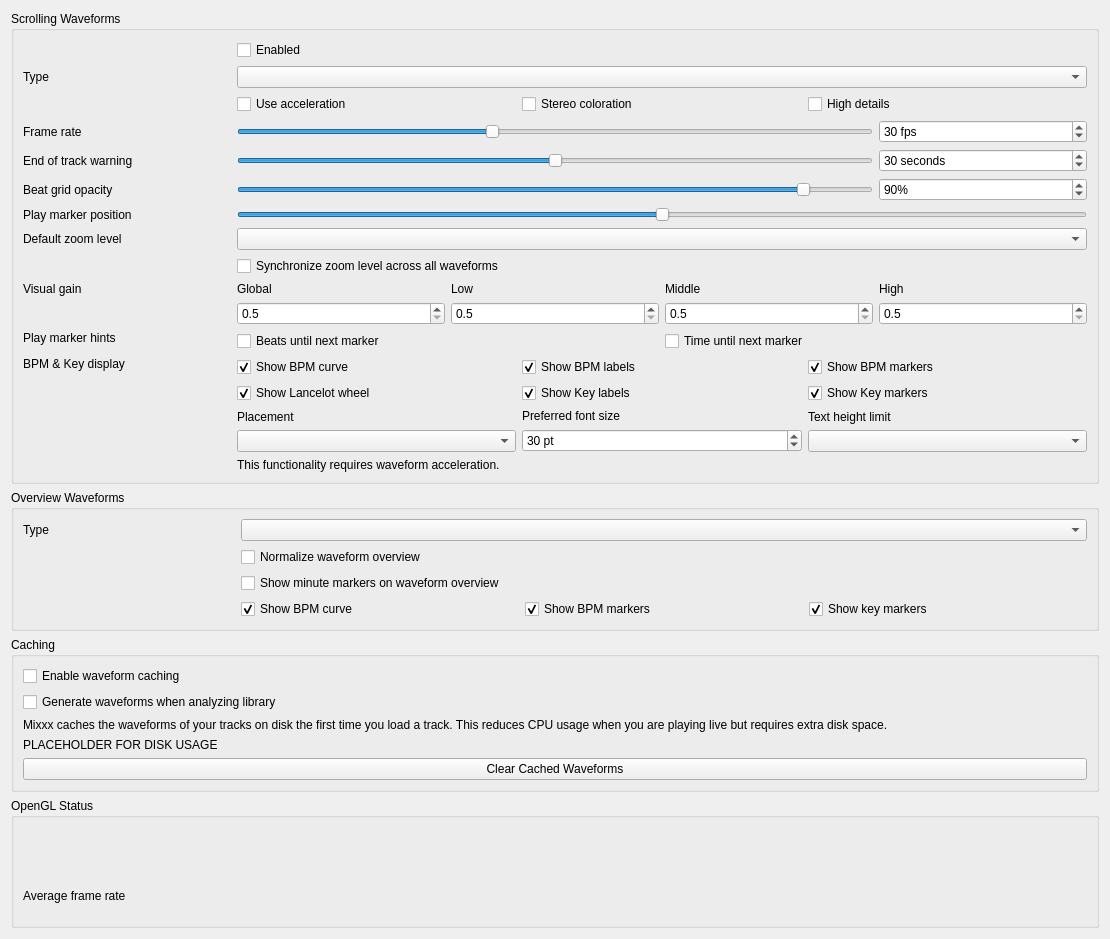
Old version of the form src/preferences/dialog/dlgprefwaveformdlg.ui in the repository Eve00000/mixxx.
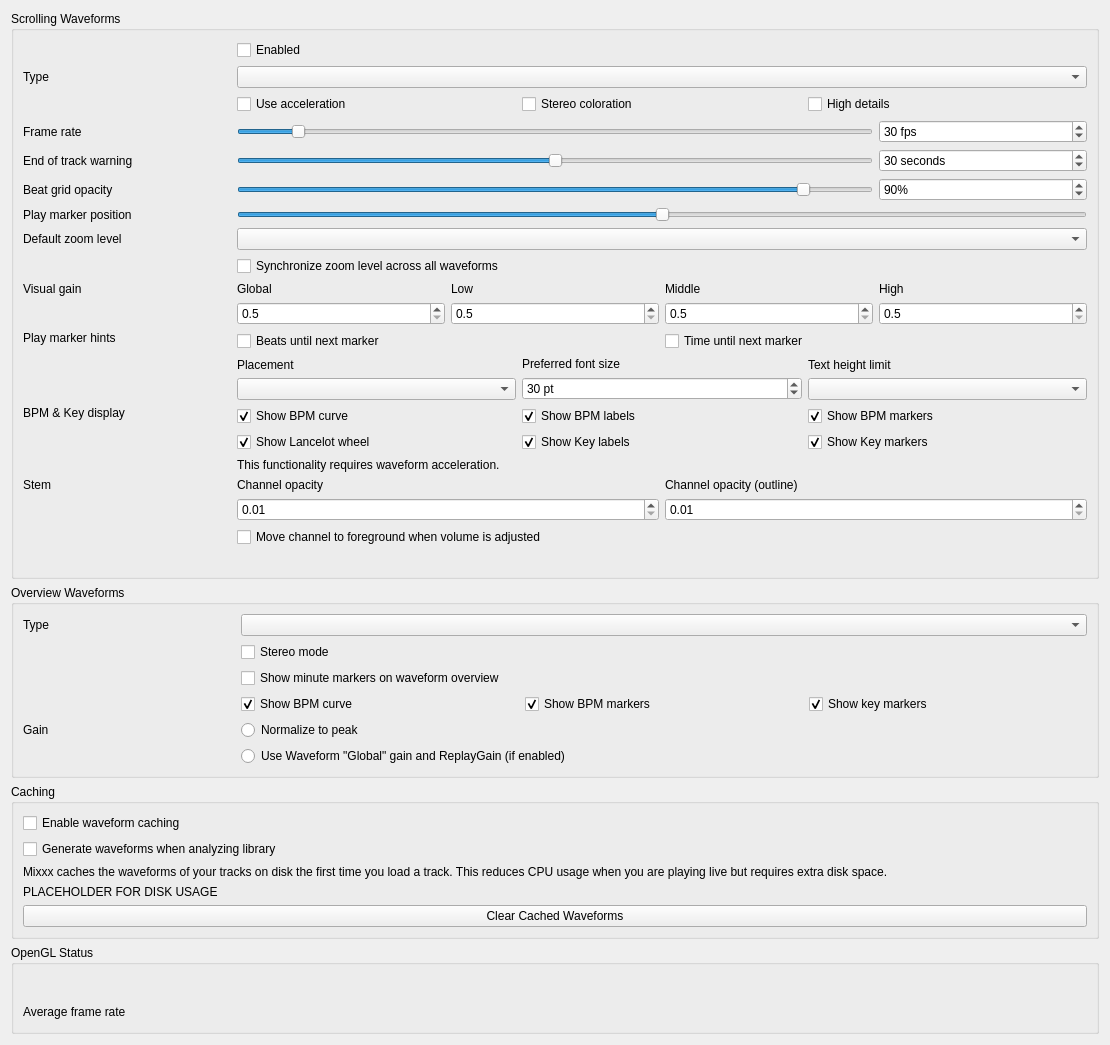
New version of the form.

Patch:
```diff
--- a/src/preferences/dialog/dlgprefwaveformdlg.ui
+++ b/src/preferences/dialog/dlgprefwaveformdlg.ui
@@ -118,7 +118,7 @@
         <number>10</number>
        </property>
        <property name="maximum">
-        <number>60</number>
+                  <number>240</number>
        </property>
        <property name="value">
         <number>30</number>
@@ -494,9 +494,93 @@
       </widget>
      </item>
 
+            <item row="12" column="1" colspan="4">
+              <layout class="QHBoxLayout" name="marker_option_layout">
+                <item>
+                  <layout class="QVBoxLayout" name="marker_options_placement_layout">
+                    <item>
+                      <widget class="QLabel" name="untilMarkAlignLabel">
+                        <property name="text">
+                          <string>Placement</string>
+                        </property>
+                        <property name="alignment">
+                          <set>Qt::AlignLeading|Qt::AlignLeft|Qt::AlignVCenter</set>
+                        </property>
+                        <property name="buddy">
+                          <cstring>untilMarkAlignComboBox</cstring>
+                        </property>
+                      </widget>
+                    </item>
+                    <item>
+                      <widget class="QComboBox" name="untilMarkAlignComboBox"/>
+                    </item>
+                  </layout>
+                </item>
+
+                <item>
+                  <layout class="QVBoxLayout" name="marker_options_font_layout">
+                    <item>
+                      <widget class="QLabel" name="untilMarkTextPointSizeLabel">
+                        <property name="text">
+                          <string>Preferred font size</string>
+                        </property>
+                        <property name="alignment">
+                          <set>Qt::AlignLeading|Qt::AlignLeft|Qt::AlignVCenter</set>
+                        </property>
+                        <property name="buddy">
+                          <cstring>untilMarkTextPointSizeSpinBox</cstring>
+                        </property>
+                      </widget>
+                    </item>
+                    <item>
+                      <widget class="QSpinBox" name="untilMarkTextPointSizeSpinBox">
+                        <property name="toolTip">
+                          <string/>
+                        </property>
+                        <property name="suffix">
+                          <string> pt</string>
+                        </property>
+                        <property name="minimum">
+                          <number>10</number>
+                        </property>
+                        <property name="maximum">
+                          <number>100</number>
+                        </property>
+                        <property name="value">
+                          <number>30</number>
+                        </property>
+                      </widget>
+                    </item>
+                  </layout>
+                </item>
+
+                <item>
+                  <layout class="QVBoxLayout" name="marker_options_textheight_layout">
+                    <item>
+                      <widget class="QLabel" name="untilMarkTextHeightLimitLabel">
+                        <property name="text">
+                          <string>Text height limit</string>
+                        </property>
+                        <property name="alignment">
+                          <set>Qt::AlignLeading|Qt::AlignLeft|Qt::AlignVCenter</set>
+                        </property>
+                        <property name="buddy">
+                          <cstring>untilMarkTextHeightLimitComboBox</cstring>
+                        </property>
+                      </widget>
+                    </item>
+                    <item>
+                      <widget class="QComboBox" name="untilMarkTextHeightLimitComboBox"/>
+                    </item>
+                  </layout>
+                </item>
+
+              </layout>
+              <!-- marker_option_layout -->
+            </item>
+
       <!-- BPM & Key Curve, Markers, Labels & Lancelot Wheel -->
-
-      <item row="12" column="0">
+            <item row="13" column="0">
         <widget class="QLabel" name="bpmKeyDisplayLabel">
           <property name="text">
             <string>BPM &amp; Key display</string>
@@ -507,7 +591,7 @@
         </widget>
       </item>
 
-      <item row="12" column="1" colspan="4">
+            <item row="13" column="1" colspan="4">
         <layout class="QGridLayout" name="bpmKeyDisplayLayout">
           <item row="0" column="0">
             <widget class="QCheckBox" name="showBpmCurveCheckBox">
@@ -590,90 +674,6 @@
         </layout>
       </item>
 
-      <item row="13" column="1" colspan="4">
-      <layout class="QHBoxLayout" name="marker_option_layout">
-       <item>
-        <layout class="QVBoxLayout" name="marker_options_placement_layout">
-         <item>
-          <widget class="QLabel" name="untilMarkAlignLabel">
-           <property name="text">
-            <string>Placement</string>
-           </property>
-           <property name="alignment">
-            <set>Qt::AlignLeading|Qt::AlignLeft|Qt::AlignVCenter</set>
-           </property>
-           <property name="buddy">
-            <cstring>untilMarkAlignComboBox</cstring>
-           </property>
-          </widget>
-         </item>
-         <item>
-          <widget class="QComboBox" name="untilMarkAlignComboBox"/>
-         </item>
-        </layout>
-       </item>
-
-       <item>
-        <layout class="QVBoxLayout" name="marker_options_font_layout">
-         <item>
-          <widget class="QLabel" name="untilMarkTextPointSizeLabel">
-           <property name="text">
-            <string>Preferred font size</string>
-           </property>
-           <property name="alignment">
-            <set>Qt::AlignLeading|Qt::AlignLeft|Qt::AlignVCenter</set>
-           </property>
-           <property name="buddy">
-            <cstring>untilMarkTextPointSizeSpinBox</cstring>
-           </property>
-          </widget>
-         </item>
-         <item>
-          <widget class="QSpinBox" name="untilMarkTextPointSizeSpinBox">
-           <property name="toolTip">
-            <string/>
-           </property>
-           <property name="suffix">
-            <string> pt</string>
-           </property>
-           <property name="minimum">
-            <number>10</number>
-           </property>
-           <property name="maximum">
-            <number>100</number>
-           </property>
-           <property name="value">
-            <number>30</number>
-           </property>
-          </widget>
-         </item>
-        </layout>
-       </item>
-
-       <item>
-        <layout class="QVBoxLayout" name="marker_options_textheight_layout">
-         <item>
-          <widget class="QLabel" name="untilMarkTextHeightLimitLabel">
-           <property name="text">
-            <string>Text height limit</string>
-           </property>
-           <property name="alignment">
-            <set>Qt::AlignLeading|Qt::AlignLeft|Qt::AlignVCenter</set>
-           </property>
-           <property name="buddy">
-            <cstring>untilMarkTextHeightLimitComboBox</cstring>
-           </property>
-          </widget>
-         </item>
-         <item>
-          <widget class="QComboBox" name="untilMarkTextHeightLimitComboBox"/>
-         </item>
-        </layout>
-       </item>
-
-      </layout><!-- marker_option_layout -->
-     </item>
-
      <item row="14" column="1" colspan="4">
       <widget class="QLabel" name="requiresGLSLLabel">
        <property name="text">
@@ -685,9 +685,108 @@
       </widget>
      </item>
 
-    </layout>
-   </widget>
-  </item><!-- waveform groupbox -->
+            <item row="15" column="0">
+              <widget class="QLabel" name="stemOpacityLabel">
+                <property name="text">
+                  <string>Stem</string>
+                </property>
+                <property name="alignment">
+                  <set>Qt::AlignLeading|Qt::AlignLeft|Qt::AlignTop</set>
+                </property>
+                <property name="buddy">
+                  <cstring>stemOpacitySpinBox</cstring>
+                </property>
+              </widget>
+            </item>
+            <item row="15" column="1" colspan="4">
+              <layout class="QGridLayout" name="stemOpacityGridLayout">
+                <item row="0" column="0">
+                  <widget class="QLabel" name="stemOpacityMainLabel">
+                    <property name="text">
+                      <string>Channel opacity</string>
+                    </property>
+                    <property name="alignment">
+                      <set>Qt::AlignLeading|Qt::AlignLeft|Qt::AlignVCenter</set>
+                    </property>
+                    <property name="buddy">
+                      <cstring>stemOpacitySpinBox</cstring>
+                    </property>
+                  </widget>
+                </item>
+                <item row="0" column="1">
+                  <widget class="QLabel" name="stemOpacityOutlineLabel">
+                    <property name="text">
+                      <string>Channel opacity (outline)</string>
+                    </property>
+                    <property name="alignment">
+                      <set>Qt::AlignLeading|Qt::AlignLeft|Qt::AlignVCenter</set>
+                    </property>
+                    <property name="buddy">
+                      <cstring>stemOutlineOpacitySpinBox</cstring>
+                    </property>
+                  </widget>
+                </item>
+
+                <item row="1" column="0">
+                  <widget class="QDoubleSpinBox" name="stemOpacitySpinBox">
+                    <property name="toolTip">
+                      <string>Main stem opacity</string>
+                    </property>
+                    <property name="decimals">
+                      <number>2</number>
+                    </property>
+                    <property name="minimum">
+                      <double>0.010000000000000</double>
+                    </property>
+                    <property name="maximum">
+                      <double>1.000000000000000</double>
+                    </property>
+                    <property name="singleStep">
+                      <double>0.010000000000000</double>
+                    </property>
+                  </widget>
+                </item>
+                <item row="1" column="1">
+                  <widget class="QDoubleSpinBox" name="stemOutlineOpacitySpinBox">
+                    <property name="toolTip">
+                      <string>Outline stem opacity</string>
+                    </property>
+                    <property name="decimals">
+                      <number>2</number>
+                    </property>
+                    <property name="minimum">
+                      <double>0.010000000000000</double>
+                    </property>
+                    <property name="maximum">
+                      <double>1.000000000000000</double>
+                    </property>
+                    <property name="singleStep">
+                      <double>0.010000000000000</double>
+                    </property>
+                  </widget>
+                </item>
+                <item row="2" column="0" colspan="2">
+                  <widget class="QCheckBox" name="stemReorderLayerOnChangedCheckBox">
+                    <property name="text">
+                      <string>Move channel to foreground when volume is adjusted</string>
+                    </property>
+                  </widget>
+                </item>
+              </layout>
+            </item>
+
+            <item row="16" column="1" colspan="4">
+              <widget class="QLabel" name="requiresGLSLLabel2">
+                <property name="alignment">
+                  <set>Qt::AlignLeading|Qt::AlignLeft|Qt::AlignVCenter</set>
+                </property>
+              </widget>
+            </item>
+
+          </layout>
+        </widget>
+      </item>
+      <!-- waveform groupbox -->
 
   <item>
    <widget class="QGroupBox" name="overview_groupbox">
@@ -718,7 +817,7 @@
      <item row="1" column="1" colspan="4">
       <widget class="QCheckBox" name="normalizeOverviewCheckBox">
        <property name="text">
-        <string>Normalize waveform overview</string>
+                  <string>Stereo mode</string>
        </property>
       </widget>
      </item>
@@ -767,9 +866,41 @@
        </layout>
      </item>
 
-    </layout>
-   </widget>
-  </item><!-- overview_groupbox -->
+            <item row="4" column="0">
+              <widget class="QLabel" name="overview_gain_label">
+                <property name="toolTip">
+                  <string extracomment="Select a gain mode for the waveform overview."/>
+                </property>
+                <property name="text">
+                  <string>Gain</string>
+                </property>
+              </widget>
+            </item>
+            <item row="4" column="1" colspan="4">
+              <widget class="QRadioButton" name="overview_scale_normalize">
+                <property name="text">
+                  <string>Normalize to peak</string>
+                </property>
+                <attribute name="buttonGroup">
+                  <string notr="true">overview_scale_options</string>
+                </attribute>
+              </widget>
+            </item>
+            <item row="5" column="1" colspan="4">
+              <widget class="QRadioButton" name="overview_scale_allReplayGain">
+                <property name="text">
+                  <string extracomment="'Global' refers to the 'Global' visual gain in the scrolling waveform settings">Use Waveform "Global" gain and ReplayGain (if enabled)</string>
+                </property>
+                <attribute name="buttonGroup">
+                  <string notr="true">overview_scale_options</string>
+                </attribute>
+              </widget>
+            </item>
+
+          </layout>
+        </widget>
+      </item>
+      <!-- overview_groupbox -->
 
   <item>
    <widget class="QGroupBox" name="caching_groupbox">
```
Left out of the diff: 35 changed lines with no effect on the pictures. Lines whose indentation alone changed are shown as unchanged.
